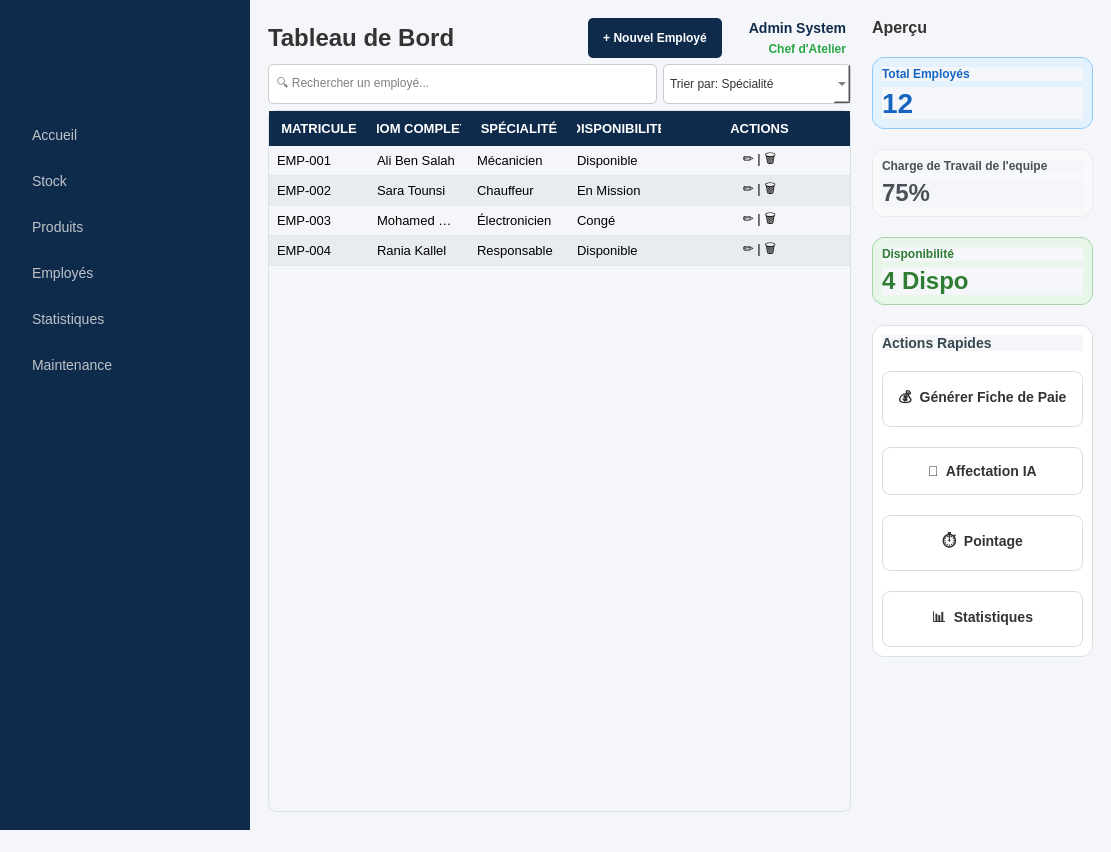
Old version of the form mainwindow.ui in the repository esprit-up-algo/projetcpp2526-s2-2a6-smart-waste-collection-2a6.
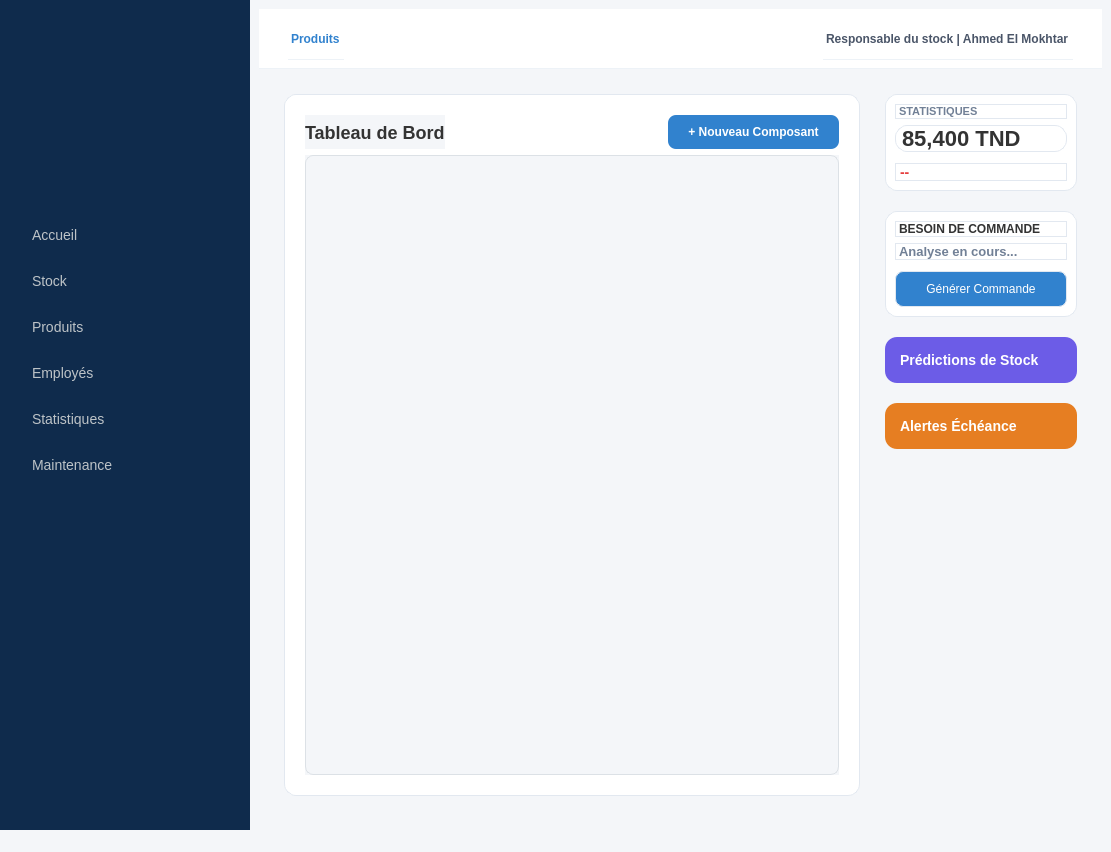
New version of the form. The open tabs and pages were chosen to show the change. Icons and pictures are not drawn. Custom widgets are drawn as their Qt base class.

Commit message: Intégration finale : Module employés + produits + Stock et nouveaux logos (version propre)

What changed in the file:
```diff
--- a/mainwindow.ui
+++ b/mainwindow.ui
@@ -501,8 +501,14 @@
         <widget class="QLabel" name="label_logo">
          <property name="minimumSize">
           <size>
-           <width>0</width>
-           <height>100</height>
+           <width>200</width>
+           <height>200</height>
+          </size>
+         </property>
+         <property name="maximumSize">
+          <size>
+           <width>200</width>
+           <height>200</height>
           </size>
          </property>
          <property name="text">
@@ -4063,7 +4069,895 @@
                 </item>
               </layout>
             </widget>
-          </item></layout></widget></widget>
+          </item></layout></widget><widget class="QWidget" name="pageStock"><property name="styleSheet">
+   <string notr="true">QMainWindow, QWidget {
+    background-color: #f4f6f9;
+    font-family: "Segoe UI", sans-serif;
+}
+
+QLabel {
+    color: #333333 !important;
+    font-weight: 600;
+}
+
+QFrame#sidebar {
+    background-color: #0f2b4c;
+    border: none;
+}
+QFrame#sidebar QLabel {
+    color: white !important;
+    background-color: transparent;
+}
+
+QLabel#label_logo {
+    background-color: transparent !important;
+    border: none;
+}
+
+QFrame#sidebar QPushButton {
+    background-color: transparent;
+    border: none;
+    color: #bdc3c7;
+    text-align: left;
+    padding: 12px 20px;
+    font-size: 14px;
+    border-left: 3px solid transparent;
+}
+QFrame#sidebar QPushButton:hover, QFrame#sidebar QPushButton:checked {
+    background-color: #1a4270;
+    color: white;
+    border-left: 3px solid #3498db;
+}
+
+QFrame#statCard, QFrame#statCard_2, QFrame#statCard_3, QFrame#actionCard, QFrame#cardFrame, QFrame#cardFrame_2 {
+    background-color: #f4f6f9;
+    border-radius: 12px;
+    border: 1px solid #dce1e6;
+    border-bottom: 2px solid #dce1e6;
+}
+
+QLabel#lblStatNumber {
+    font-size: 24px;
+    font-weight: bold;
+    color: #0f2b4c !important;
+}
+
+QPushButton#btnExport, QPushButton#btnFichePaie {
+    background-color: #ffffff;
+    color: #333333 !important;
+    border: 1px solid #cccccc;
+    border-radius: 8px;
+    padding: 10px 15px;
+    text-align: left;
+    font-weight: bold;
+    font-size: 13px;
+    margin-top: 5px;
+}
+QPushButton#btnExport:hover, QPushButton#btnFichePaie:hover {
+    background-color: #e3f2fd;
+    border: 1px solid #3498db;
+    color: #0f2b4c !important;
+}
+
+QPushButton#btnSave, QPushButton#btnAjouter, QPushButton#btnNouveau {
+    background-color: #28a745;
+    color: white !important;
+    border-radius: 5px;
+    padding: 8px 15px;
+    font-weight: bold;
+    border: none;
+}
+QPushButton#btnSave:hover, QPushButton#btnAjouter:hover, QPushButton#btnNouveau:hover {
+    background-color: #218838;
+}
+QPushButton#btnNouveau {
+    background-color: #0f2b4c;
+}
+QPushButton#btnNouveau:hover {
+    background-color: #1a4270;
+}
+
+QPushButton#btnAnnuler, QPushButton#btnAnnuler_Ajout {
+    background-color: #6c757d;
+    color: white !important;
+    border-radius: 5px;
+    padding: 8px 15px;
+    font-weight: bold;
+    border: none;
+}
+QPushButton#btnAnnuler:hover, QPushButton#btnAnnuler_Ajout:hover {
+    background-color: #5a6268;
+}
+
+QPushButton#btnDelete {
+    background-color: #dc3545;
+    color: white !important;
+    border-radius: 5px;
+    padding: 8px 15px;
+    font-weight: bold;
+    border: none;
+}
+QPushButton#btnDelete:hover {
+    background-color: #c82333;
+}
+
+QPushButton#btnUploadPhoto, QPushButton#btnUploadPhoto_Ajout {
+    background-color: #ffffff;
+    color: #0f2b4c !important;
+    border: 1px dashed #0f2b4c;
+    border-radius: 8px;
+    padding: 6px;
+    font-weight: bold;
+    margin-top: 5px;
+}
+QPushButton#btnUploadPhoto:hover, QPushButton#btnUploadPhoto_Ajout:hover {
+    background-color: #e3f2fd;
+    border: 1px solid #0f2b4c;
+}
+
+QTableWidget {
+    background-color: #f4f6f9;
+    alternate-background-color: #e8ebf0;
+    color: #000000 !important;
+    gridline-color: transparent;
+    border: 1px solid #dce1e6;
+    border-radius: 8px;
+    font-size: 13px;
+}
+QTableWidget::item {
+    color: #000000 !important;
+    padding: 5px;
+    border-bottom: 1px solid #e0e6ed;
+}
+QTableWidget::item:selected {
+    background-color: #e3f2fd;
+    color: #0f2b4c !important;
+}
+QHeaderView::section {
+    background-color: #0f2b4c;
+    color: white;
+    padding: 8px;
+    border: none;
+    font-weight: bold;
+    font-size: 13px;
+}
+
+QLineEdit {
+    background-color: #ffffff;
+    color: #000000;
+    border: 1px solid #cccccc;
+    border-radius: 5px;
+    padding: 6px;
+}
+QLineEdit:focus {
+    border: 1px solid #3498db;
+}
+
+QComboBox {
+    background-color: #ffffff;
+    color: #333333;
+    border: 1px solid #cccccc;
+    border-radius: 5px;
+    padding: 6px;
+}
+QComboBox:focus {
+    border: 1px solid #3498db;
+}
+QComboBox QAbstractItemView {
+    background-color: #ffffff;
+    color: #333333;
+    selection-background-color: #0f2b4c;
+    selection-color: #ffffff;
+    border: 1px solid #cccccc;
+}
+
+QLabel#imageLabel, QLabel#imageLabel_2 {
+    border: 1px solid #cccccc;
+    border-radius: 10px;
+    background-color: #f4f6f9;
+    color: #888888 !important;
+}
+
+QTabWidget::pane { border: none; }
+QTabBar::tab {
+    background: #e0e4e8;
+    color: #333 !important;
+    padding: 8px 20px;
+    margin-right: 2px;
+}
+QTabBar::tab:selected {
+    background: #0f2b4c;
+    color: white !important;
+}
+
+QLabel#lblUserName, QLabel#lblUserName_Modif, QLabel#lblUserName_Ajout {
+    font-size: 14px;
+    font-weight: bold;
+    color: #0f2b4c !important;
+}
+QLabel#lblUserRole, QLabel#lblUserRole_Modif, QLabel#lblUserRole_Ajout {
+    font-size: 12px;
+    font-weight: bold;
+    color: #28a745 !important;
+    margin-top: -2px;
+}
+
+/* Style Spécifique pour l'onglet Mission */
+QPushButton#btnAnalyser {
+    background-color: #6c5ce7;
+    color: white;
+    font-weight: bold;
+    padding: 12px;
+    border-radius: 6px;
+}
+QPushButton#btnAnalyser:hover {
+    background-color: #5b4cc4;
+}
+QLabel#lblTitreMission {
+    font-size: 16px;
+    color: #0f2b4c !important;
+}
+QLabel#lblResultat {
+    font-size: 14px;
+    color: #27ae60 !important;
+}
+
+/* Style pour l'onglet Pointage */
+QLabel#lblStatutRFID {
+    background-color: #ecf0f1;
+    color: #7f8c8d;
+    font-size: 24px;
+    font-weight: bold;
+    border-radius: 10px;
+    padding: 20px;
+    border: 2px dashed #bdc3c7;
+}
+QPushButton#btnSimulerBadge {
+    background-color: #e67e22;
+    color: white;
+    font-weight: bold;
+    padding: 10px;
+    border-radius: 5px;
+    margin-top: 10px;
+}
+QPushButton#btnSimulerBadge:hover {
+    background-color: #d35400;
+}
+
+QSlider::groove:horizontal {
+    border: 1px solid #cccccc;
+    height: 8px;
+    background: #e0e0e0;
+    margin: 2px 0;
+    border-radius: 4px;
+}
+QSlider::handle:horizontal {
+    background: #0f2b4c;
+    border: 1px solid #0f2b4c;
+    width: 18px;
+    height: 18px;
+    margin: -6px 0;
+    border-radius: 9px;
+}
+/* ======================================================= */
+/* STYLE UNIFIÉ POUR LES 5 BOUTONS PRINCIPAUX              */
+/* ======================================================= */
+
+/* 1. Style de base pour les deux boutons du haut ET les trois du bas */
+QPushButton#btnFichePaie, QPushButton#btnExport,
+QPushButton#btnGoMission, QPushButton#btnGoPointage, QPushButton#btnGoStats {
+    background-color: #ffffff;  /* Fond blanc */
+    color: #333333;             /* Texte gris foncé (le standard pro) */
+    border: 1px solid #dcdcdc;  /* Bordure grise subtile */
+    border-radius: 8px;         /* Coins joliment arrondis */
+    padding: 15px 20px;         /* Espace intérieur confortable */
+    font-size: 14px;            /* Taille de texte lisible */
+    font-weight: bold;          /* Texte en gras pour l'importance */
+    text-align: left;           /* Alignement du texte */
+}
+
+/* 2. Effet quand la souris passe dessus (Hover) pour les 5 boutons */
+QPushButton#btnFichePaie:hover, QPushButton#btnExport:hover,
+QPushButton#btnGoMission:hover, QPushButton#btnGoPointage:hover, QPushButton#btnGoStats:hover {
+    background-color: #f0f8ff;  /* Fond bleu très pâle au survol */
+    border: 1px solid #3498db;  /* La bordure devient bleue */
+    color: #000000;             /* Le texte devient noir pur */
+}
+
+/* 3. Effet quand on clique dessus (Pressed) pour les 5 boutons */
+QPushButton#btnFichePaie:pressed, QPushButton#btnExport:pressed,
+QPushButton#btnGoMission:pressed, QPushButton#btnGoPointage:pressed, QPushButton#btnGoStats:pressed {
+    background-color: #e1ecf4;  /* Fond un peu plus foncé au clic */
+    border: 1px solid #2980b9;
+}
+/* Style pour les boutons de RETOUR dans les pages Mission, Pointage et Stats */
+QPushButton#btnAnnulerMission,
+QPushButton#btnAnnulerPointage,
+QPushButton#btnAnnulerStats {
+    background-color: #6c757d;  /* Gris foncé standard pour "Annuler/Retour" */
+    color: white;               /* Texte blanc */
+    border: none;
+    border-radius: 5px;
+    padding: 10px 20px;
+    font-weight: bold;
+    font-size: 14px;
+    min-width: 200px;           /* Largeur minimale pour être bien visible */
+    margin-top: 20px;           /* Un peu d'espace au-dessus */
+}
+
+/* Effet au survol */
+QPushButton#btnAnnulerMission:hover,
+QPushButton#btnAnnulerPointage:hover,
+QPushButton#btnAnnulerStats:hover {
+    background-color: #5a6268;  /* Gris un peu plus foncé */
+}
+/* ======================================================= */
+/* 1. CORRECTION DES BOUTONS DE RETOUR (Pages internes)    */
+/* ======================================================= */
+/* Cela rendra les boutons "Retour" bien visibles en gris foncé */
+QPushButton#btnAnnulerMission,
+QPushButton#btnAnnulerPointage,
+QPushButton#btnAnnulerStats {
+    background-color: #6c757d;  /* Gris foncé */
+    color: white !important;    /* Texte BLANC forcé */
+    border: none;
+    border-radius: 6px;
+    padding: 10px 25px;         /* Plus large pour être cliquable */
+    font-weight: bold;
+    font-size: 14px;
+    margin-top: 15px;           /* Espace au dessus */
+    min-width: 150px;           /* Largeur minimale */
+}
+
+QPushButton#btnAnnulerMission:hover,
+QPushButton#btnAnnulerPointage:hover,
+QPushButton#btnAnnulerStats:hover {
+    background-color: #5a6268;  /* Gris plus foncé au survol */
+}
+
+/* ======================================================= */
+/* 2. CORRECTION DE LA BOITE DE DIALOGUE (Supprimer)       */
+/* ======================================================= */
+/* Cela corrige les boutons "Yes/No" illisibles */
+QMessageBox {
+    background-color: white;
+}
+
+QMessageBox QPushButton {
+    background-color: #0f2b4c;  /* Bleu foncé */
+    color: white !important;    /* Texte blanc */
+    border-radius: 5px;
+    padding: 6px 20px;
+    min-width: 80px;            /* Taille correcte */
+    font-weight: bold;
+}
+
+QMessageBox QPushButton:hover {
+    background-color: #1a4270;  /* Bleu plus clair au survol */
+}
+
+/* ======================================================= */
+/* 3. UNIFICATION DES 5 BOUTONS DU DASHBOARD (Accueil)     */
+/* ======================================================= */
+/* Pour que les 3 boutons du bas ressemblent à ceux du haut */
+QPushButton#btnFichePaie, QPushButton#btnExport,
+QPushButton#btnGoMission, QPushButton#btnGoPointage, QPushButton#btnGoStats {
+    background-color: #ffffff;
+    color: #333333 !important;  /* Gris foncé lisible */
+    border: 1px solid #dcdcdc;
+    border-radius: 8px;
+    padding: 15px;
+    font-size: 14px;
+    font-weight: bold;
+    text-align: center;         /* Centré ou left selon préférence */
+}
+
+QPushButton#btnFichePaie:hover, QPushButton#btnExport:hover,
+QPushButton#btnGoMission:hover, QPushButton#btnGoPointage:hover, QPushButton#btnGoStats:hover {
+    background-color: #e3f2fd;
+    border: 1px solid #3498db;
+    color: #000000 !important;
+}</string>
+  </property>
+  <layout class="QHBoxLayout" name="horizontalLayout_Main">
+    <property name="spacing">
+     <number>0</number>
+    </property>
+    <property name="margin" stdset="0">
+     <number>0</number>
+    </property>
+    <item>
+     <layout class="QVBoxLayout" name="mainVerticalLayout">
+      <property name="spacing">
+       <number>0</number>
+      </property>
+      <item>
+       <widget class="QFrame" name="headerBar">
+        <property name="minimumSize">
+         <size>
+          <width>0</width>
+          <height>60</height>
+         </size>
+        </property>
+        <property name="styleSheet">
+         <string>background-color: white; border-bottom: 1px solid #EDF2F7;</string>
+        </property>
+        <layout class="QHBoxLayout" name="headerLayout">
+         <item>
+          <widget class="QLabel" name="headerTitle">
+           <property name="styleSheet">
+            <string>color: #3182CE; font-weight: bold; margin-left: 20px;</string>
+           </property>
+           <property name="text">
+            <string>Produits</string>
+           </property>
+          </widget>
+         </item>
+         <item>
+          <spacer name="horizontalSpacer_header">
+           <property name="orientation">
+            <enum>Qt::Orientation::Horizontal</enum>
+           </property>
+           <property name="sizeHint" stdset="0">
+            <size>
+             <width>40</width>
+             <height>20</height>
+            </size>
+           </property>
+          </spacer>
+         </item>
+         <item>
+          <widget class="QLabel" name="user">
+           <property name="styleSheet">
+            <string>color: #4A5568; font-size: 12px; margin-right: 20px;</string>
+           </property>
+           <property name="text">
+            <string>Responsable du stock | Ahmed El Mokhtar</string>
+           </property>
+          </widget>
+         </item>
+        </layout>
+       </widget>
+      </item>
+      <item>
+       <widget class="QStackedWidget" name="stock_stackedWidget">
+        <widget class="QWidget" name="pageInventaire">
+         <layout class="QHBoxLayout" name="dashboardLayout" stretch="3,1">
+          <property name="spacing">
+           <number>25</number>
+          </property>
+          <property name="margin" stdset="0">
+           <number>25</number>
+          </property>
+          <item>
+           <widget class="QFrame" name="tableCard">
+            <property name="styleSheet">
+             <string>#tableCard { background-color: white; border-radius: 12px; border: 1px solid #E2E8F0; }</string>
+            </property>
+            <layout class="QVBoxLayout" name="tableCardLayout">
+             <property name="margin" stdset="0">
+              <number>20</number>
+             </property>
+             <item>
+              <layout class="QHBoxLayout" name="tableHeaderActions">
+               <item>
+                <widget class="QLabel" name="lblTableTitle">
+                 <property name="styleSheet">
+                  <string>font-size: 18px; font-weight: bold;</string>
+                 </property>
+                 <property name="text">
+                  <string>Tableau de Bord</string>
+                 </property>
+                </widget>
+               </item>
+               <item>
+                <spacer name="horizontalSpacer_table">
+                 <property name="orientation">
+                  <enum>Qt::Orientation::Horizontal</enum>
+                 </property>
+                 <property name="sizeHint" stdset="0">
+                  <size>
+                   <width>40</width>
+                   <height>20</height>
+                  </size>
+                 </property>
+                </spacer>
+               </item>
+               <item>
+                <widget class="QPushButton" name="btnNew">
+                 <property name="styleSheet">
+                  <string>background-color: #3182CE; color: white; padding: 10px 20px; border-radius: 8px; font-weight: bold;</string>
+                 </property>
+                 <property name="text">
+                  <string>+ Nouveau Composant</string>
+                 </property>
+                </widget>
+               </item>
+              </layout>
+             </item>
+             <item>
+              <widget class="QTableWidget" name="tableWidget">
+               <property name="autoFillBackground">
+                <bool>true</bool>
+               </property>
+              </widget>
+             </item>
+            </layout>
+           </widget>
+          </item>
+          <item>
+           <layout class="QVBoxLayout" name="rightColumn">
+            <property name="spacing">
+             <number>20</number>
+            </property>
+            <item>
+             <widget class="QFrame" name="statsBox">
+              <property name="styleSheet">
+               <string>background: white; border-radius: 12px; border: 1px solid #E2E8F0;</string>
+              </property>
+              <layout class="QVBoxLayout" name="statsLayout">
+               <item>
+                <widget class="QLabel" name="lblStatsTitle">
+                 <property name="styleSheet">
+                  <string>font-size: 11px; color: #718096;</string>
+                 </property>
+                 <property name="text">
+                  <string>STATISTIQUES</string>
+                 </property>
+                </widget>
+               </item>
+               <item>
+                <widget class="QLabel" name="totalStock">
+                 <property name="styleSheet">
+                  <string>font-size: 22px; font-weight: bold;</string>
+                 </property>
+                 <property name="text">
+                  <string>85,400 TND</string>
+                 </property>
+                </widget>
+               </item>
+               <item>
+                <widget class="QLabel" name="lblCriticalStock">
+                 <property name="styleSheet">
+                  <string>font-size: 14px; color: #E53E3E; font-weight: 600; margin-top: 5px;</string>
+                 </property>
+                 <property name="text">
+                  <string>--</string>
+                 </property>
+                </widget>
+               </item>
+              </layout>
+             </widget>
+            </item>
+            <item>
+             <widget class="QFrame" name="orderBox">
+              <property name="styleSheet">
+               <string>background: white; border-radius: 12px; border: 1px solid #E2E8F0;</string>
+              </property>
+              <layout class="QVBoxLayout" name="orderLayout">
+               <item>
+                <widget class="QLabel" name="lblOrderTitle">
+                 <property name="text">
+                  <string>BESOIN DE COMMANDE</string>
+                 </property>
+                </widget>
+               </item>
+               <item>
+                <widget class="QLabel" name="lblOrderSummary">
+                 <property name="styleSheet">
+                  <string>font-size: 13px; color: #718096; margin-bottom: 5px;</string>
+                 </property>
+                 <property name="text">
+                  <string>Analyse en cours...</string>
+                 </property>
+                </widget>
+               </item>
+               <item>
+                <widget class="QPushButton" name="btnOrder">
+                 <property name="styleSheet">
+                  <string>background-color: #3182CE; color: white; padding: 10px; border-radius: 8px;</string>
+                 </property>
+                 <property name="text">
+                  <string>Générer Commande</string>
+                 </property>
+                </widget>
+               </item>
+              </layout>
+             </widget>
+            </item>
+            <item>
+             <widget class="QPushButton" name="btnPrediction">
+              <property name="styleSheet">
+               <string>background-color: #6c5ce7; color: white; padding: 15px; border-radius: 12px; font-weight: bold; text-align: left; font-size: 14px;</string>
+              </property>
+              <property name="text">
+               <string>Prédictions de Stock</string>
+              </property>
+             </widget>
+            </item>
+            <item>
+             <widget class="QPushButton" name="btnAlerts">
+              <property name="styleSheet">
+               <string>background-color: #e67e22; color: white; padding: 15px; border-radius: 12px; font-weight: bold; text-align: left; font-size: 14px;</string>
+              </property>
+              <property name="text">
+               <string>Alertes Échéance</string>
+              </property>
+             </widget>
+            </item>
+            <item>
+             <spacer name="verticalSpacer_right">
+              <property name="orientation">
+               <enum>Qt::Orientation::Vertical</enum>
+              </property>
+              <property name="sizeHint" stdset="0">
+               <size>
+                <width>20</width>
+                <height>40</height>
+               </size>
+              </property>
+             </spacer>
+            </item>
+           </layout>
+          </item>
+         </layout>
+        </widget>
+        <widget class="QWidget" name="pageAjouter">
+         <layout class="QVBoxLayout" name="layoutAjouter">
+          <item>
+           <widget class="QFrame" name="addCard">
+            <property name="minimumSize">
+             <size>
+              <width>600</width>
+              <height>0</height>
+             </size>
+            </property>
+            <property name="styleSheet">
+             <string>#addCard { background: white; border-radius: 15px; border: 1px solid #E2E8F0; } QLineEdit { padding: 15px; border-radius: 8px; background: #F8FAFC; }</string>
+            </property>
+            <layout class="QVBoxLayout" name="addCardLayout">
+             <property name="spacing">
+              <number>20</number>
+             </property>
+             <property name="margin" stdset="0">
+              <number>40</number>
+             </property>
+             <item>
+              <widget class="QLabel" name="lblAddTitle">
+               <property name="styleSheet">
+                <string>font-size: 24px; font-weight: bold; color: #1A365D;</string>
+               </property>
+               <property name="text">
+                <string>Ajouter un Nouveau Composant</string>
+               </property>
+              </widget>
+             </item>
+             <item>
+              <layout class="QHBoxLayout" name="layoutRefNom_add">
+               <property name="spacing">
+                <number>15</number>
+               </property>
+               <item>
+                <widget class="QLineEdit" name="inputRef_add">
+                 <property name="placeholderText">
+                  <string>Référence (ex: REF-001)</string>
+                 </property>
+                </widget>
+               </item>
+               <item>
+                <widget class="QLineEdit" name="inputNom_add">
+                 <property name="placeholderText">
+                  <string>Nom du Composant</string>
+                 </property>
+                </widget>
+               </item>
+              </layout>
+             </item>
+             <item>
+              <layout class="QHBoxLayout" name="layoutStock_add">
+               <property name="spacing">
+                <number>15</number>
+               </property>
+               <item>
+                <widget class="QLineEdit" name="inputStock_add">
+                 <property name="placeholderText">
+                  <string>Stock Initial</string>
+                 </property>
+                </widget>
+               </item>
+               <item>
+                <widget class="QSlider" name="sliderStock_add">
+                 <property name="orientation">
+                  <enum>Qt::Horizontal</enum>
+                 </property>
+                 <property name="maximum">
+                  <number>500</number>
+                 </property>
+                </widget>
+               </item>
+              </layout>
+             </item>
+             <item>
+              <layout class="QHBoxLayout" name="layoutPrix_add">
+               <property name="spacing">
+                <number>15</number>
+               </property>
+               <item>
+                <widget class="QLineEdit" name="inputPrix_add">
+                 <property name="placeholderText">
+                  <string>Prix Unitaire (TND)</string>
+                 </property>
+                </widget>
+               </item>
+               <item>
+                <widget class="QSlider" name="sliderPrix_add">
+                 <property name="orientation">
+                  <enum>Qt::Horizontal</enum>
+                 </property>
+                 <property name="maximum">
+                  <number>500</number>
+                 </property>
+                </widget>
+               </item>
+              </layout>
+             </item>
+             <item>
+              <widget class="QLineEdit" name="inputFournisseur_add">
+               <property name="placeholderText">
+                <string>Fournisseur</string>
+               </property>
+              </widget>
+             </item>
+             <item>
+              <layout class="QHBoxLayout" name="addActions">
+               <item>
+                <widget class="QPushButton" name="btnCancel_add">
+                 <property name="styleSheet">
+                  <string>background-color: #dc3545; color: white; padding: 12px; border-radius: 8px;</string>
+                 </property>
+                 <property name="text">
+                  <string>Annuler</string>
+                 </property>
+                </widget>
+               </item>
+               <item>
+                <widget class="QPushButton" name="btnSave_add">
+                 <property name="styleSheet">
+                  <string>background: #3182CE; color: white; padding: 12px; border-radius: 8px;</string>
+                 </property>
+                 <property name="text">
+                  <string>Enregistrer</string>
+                 </property>
+                </widget>
+               </item>
+              </layout>
+             </item>
+            </layout>
+           </widget>
+          </item>
+         </layout>
+        </widget>
+        <widget class="QWidget" name="pageModifier">
+         <layout class="QVBoxLayout" name="layoutModifier">
+          <item>
+           <widget class="QFrame" name="modifyCard">
+            <property name="minimumSize">
+             <size>
+              <width>600</width>
+              <height>0</height>
+             </size>
+            </property>
+            <property name="styleSheet">
+             <string>#modifyCard { background: white; border-radius: 15px; border: 1px solid #E2E8F0; } QLineEdit { padding: 15px; border-radius: 8px; background: #F8FAFC; }</string>
+            </property>
+            <layout class="QVBoxLayout" name="modifyCardLayout">
+             <property name="spacing">
+              <number>20</number>
+             </property>
+             <property name="margin" stdset="0">
+              <number>40</number>
+             </property>
+             <item>
+              <widget class="QLabel" name="lblModTitle">
+               <property name="styleSheet">
+                <string>font-size: 24px; font-weight: bold; color: #1A365D;</string>
+               </property>
+               <property name="text">
+                <string>Modifier le Composant</string>
+               </property>
+              </widget>
+             </item>
+             <item>
+              <layout class="QHBoxLayout" name="layoutRefNom_mod">
+               <property name="spacing">
+                <number>15</number>
+               </property>
+               <item>
+                <widget class="QLineEdit" name="inputRef_mod" />
+               </item>
+               <item>
+                <widget class="QLineEdit" name="inputNom_mod" />
+               </item>
+              </layout>
+             </item>
+             <item>
+              <layout class="QHBoxLayout" name="layoutStock_mod">
+               <property name="spacing">
+                <number>15</number>
+               </property>
+               <item>
+                <widget class="QLineEdit" name="inputStock_mod" />
+               </item>
+               <item>
+                <widget class="QSlider" name="sliderStock_mod">
+                 <property name="orientation">
+                  <enum>Qt::Horizontal</enum>
+                 </property>
+                 <property name="maximum">
+                  <number>500</number>
+                 </property>
+                </widget>
+               </item>
+              </layout>
+             </item>
+             <item>
+              <layout class="QHBoxLayout" name="layoutPrix_mod">
+               <property name="spacing">
+                <number>15</number>
+               </property>
+               <item>
+                <widget class="QLineEdit" name="inputPrix_mod" />
+               </item>
+               <item>
+                <widget class="QSlider" name="sliderPrix_mod">
+                 <property name="orientation">
+                  <enum>Qt::Horizontal</enum>
+                 </property>
+                 <property name="maximum">
+                  <number>500</number>
+                 </property>
+                </widget>
+               </item>
+              </layout>
+             </item>
+             <item>
+              <widget class="QLineEdit" name="inputFournisseur_mod" />
+             </item>
+             <item>
+              <layout class="QHBoxLayout" name="modifyActions">
+               <item>
+                <widget class="QPushButton" name="btnCancel_mod">
+                 <property name="styleSheet">
+                  <string>background-color: #dc3545; color: white; padding: 12px; border-radius: 8px;</string>
+                 </property>
+                 <property name="text">
+                  <string>Annuler</string>
+                 </property>
+                </widget>
+               </item>
+               <item>
+                <widget class="QPushButton" name="btnSave_mod">
+                 <property name="styleSheet">
+                  <string>background: #48BB78; color: white; padding: 12px; border-radius: 8px;</string>
+                 </property>
+                 <property name="text">
+                  <string>Mettre à jour</string>
+                 </property>
+                </widget>
+               </item>
+              </layout>
+             </item>
+            </layout>
+           </widget>
+          </item>
+         </layout>
+        </widget>
+       </widget>
+      </item>
+     </layout>
+    </item>
+   </layout>
+  </widget></widget>
        </item>
       </layout>
      </widget>
```
Left out of the diff: 33 changed lines with no effect on the pictures. The commit also changes 10 other files.
